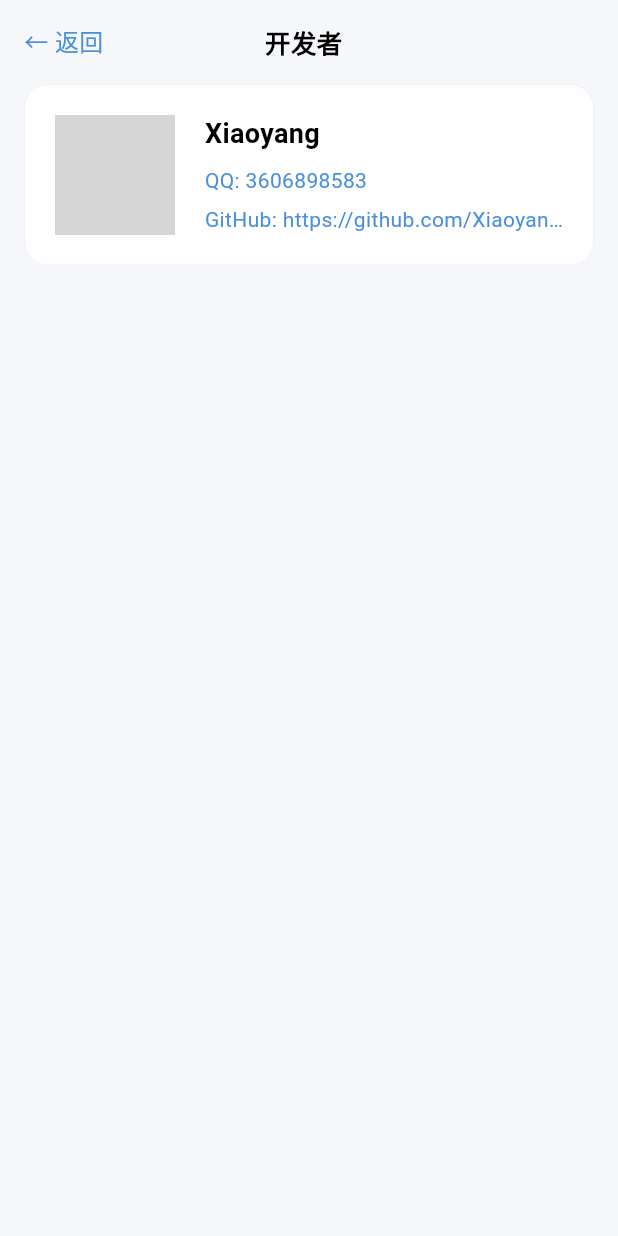
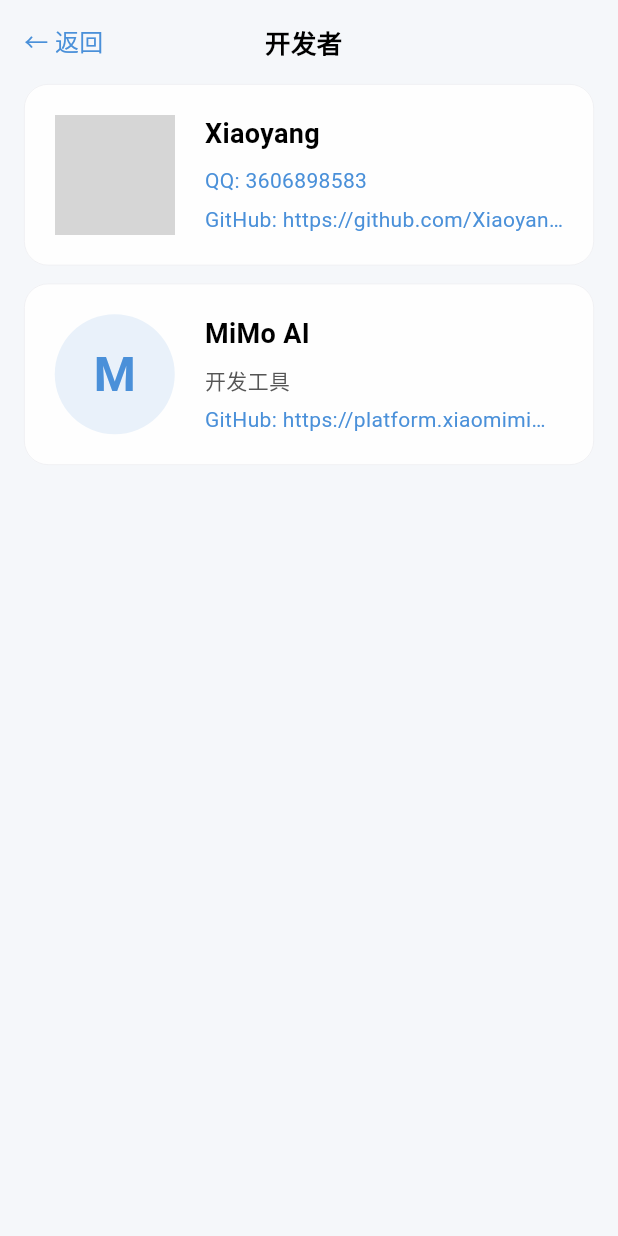
Before and after one commit to Xiaoyang2233/personal-bill-app, a Flutter app: the DeveloperScreen screen opened directly, on a phone screen of 412 x 824 dp. Run offline on Flutter 3.47's test engine with Material 3 defaults, Android fonts, the phone set to English and light mode, and no system bars; our stand-ins replace csv, file_picker, fl_chart, image_picker, share_plus, shared_preferences and 1 more; missing offline and left inert: excel; accounts and stored records are empty; grey boxes are pictures that could not be loaded.

Commit message:
release: v1.1.5 全面优化页面流畅度，开发者页面新增MiMo AI条目

```diff
--- a/lib/screens/data_screen.dart
+++ b/lib/screens/data_screen.dart
@@ -21,7 +21,7 @@
   State<DataScreen> createState() => _DataScreenState();
 }
 
-class _DataScreenState extends State<DataScreen> {
+class _DataScreenState extends State<DataScreen> with AutomaticKeepAliveClientMixin {
   final _backupService = BackupService();
   bool _encryptBackup = false;
   final _passwordController = TextEditingController();
@@ -33,6 +33,9 @@
   String _autoBackupPeriod = 'weekly';
   int? _loadedLedgerId;
   String _nextBackupCountdown = '';
+
+  @override
+  bool get wantKeepAlive => true;
 
   @override
   void initState() {
@@ -385,6 +388,7 @@
 
   @override
   Widget build(BuildContext context) {
+    super.build(context);
     final theme = context.watch<ThemeProvider>();
     final billProvider = context.watch<BillProvider>();
     final topSafe = MediaQuery.of(context).padding.top;
--- a/lib/screens/developer_screen.dart
+++ b/lib/screens/developer_screen.dart
@@ -38,7 +38,7 @@
               ),
             ),
 
-            // Developer Card
+            // Developer Card - Xiaoyang
             GlassContainer(
               padding: const EdgeInsets.all(20),
               child: Row(
@@ -103,6 +103,61 @@
                 ],
               ),
             ),
+
+            const SizedBox(height: 12),
+
+            // Developer Card - MiMo AI
+            GlassContainer(
+              padding: const EdgeInsets.all(20),
+              child: Row(
+                children: [
+                  // Avatar placeholder
+                  Container(
+                    width: 80,
+                    height: 80,
+                    decoration: BoxDecoration(
+                      color: theme.primaryColor.withAlpha(30),
+                      shape: BoxShape.circle,
+                    ),
+                    child: Center(
+                      child: Text('M', style: TextStyle(
+                        fontSize: 32, fontWeight: FontWeight.w700,
+                        color: theme.primaryColor)),
+                    ),
+                  ),
+                  const SizedBox(width: 20),
+                  // Info
+                  Expanded(
+                    child: Column(
+                      crossAxisAlignment: CrossAxisAlignment.start,
+                      children: [
+                        Text('MiMo AI', style: TextStyle(
+                          fontSize: 18, fontWeight: FontWeight.w600, color: theme.textColor)),
+                        const SizedBox(height: 8),
+                        Text('开发工具', style: TextStyle(
+                          fontSize: 14, color: theme.textSecondaryColor)),
+                        const SizedBox(height: 6),
+                        GestureDetector(
+                          onTap: () {
+                            Clipboard.setData(const ClipboardData(
+                              text: 'https://platform.xiaomimimo.com'));
+                            ScaffoldMessenger.of(context).showSnackBar(
+                              const SnackBar(content: Text('MiMo平台地址已复制到剪贴板'),
+                                duration: Duration(seconds: 2)),
+                            );
+                          },
+                          child: Text(
+                            'GitHub: https://platform.xiaomimimo.com',
+                            style: TextStyle(fontSize: 14, color: theme.primaryColor),
+                            overflow: TextOverflow.ellipsis,
+                          ),
+                        ),
+                      ],
+                    ),
+                  ),
+                ],
+              ),
+            ),
           ],
         ),
       ),
--- a/lib/screens/history_screen.dart
+++ b/lib/screens/history_screen.dart
@@ -18,7 +18,7 @@
   State<HistoryScreen> createState() => _HistoryScreenState();
 }
 
-class _HistoryScreenState extends State<HistoryScreen> {
+class _HistoryScreenState extends State<HistoryScreen> with AutomaticKeepAliveClientMixin {
   String _filterType = 'all';
   String _dateRange = 'week';
   String _filterCategory = 'all';
@@ -26,6 +26,9 @@
   final _searchController = TextEditingController();
   final _categoryService = CategoryService();
   DateTime? _selectedDate;
+
+  @override
+  bool get wantKeepAlive => true;
 
   @override
   void dispose() {
@@ -81,6 +84,7 @@
 
   @override
   Widget build(BuildContext context) {
+    super.build(context);
     final theme = context.watch<ThemeProvider>();
     final billProvider = context.watch<BillProvider>();
     final topSafe = MediaQuery.of(context).padding.top;
--- a/lib/widgets/category_bar_chart.dart
+++ b/lib/widgets/category_bar_chart.dart
@@ -29,7 +29,8 @@
       ..sort((a, b) => b.total.compareTo(a.total));
     final display = sorted.take(8).toList();
 
-    return GlassContainer(
+    return RepaintBoundary(
+      child: GlassContainer(
         padding: const EdgeInsets.all(16),
         child: Column(
           children: [
@@ -113,6 +114,7 @@
             }),
           ],
         ),
+      ),
     );
   }
 }
--- a/lib/widgets/category_pie_chart.dart
+++ b/lib/widgets/category_pie_chart.dart
@@ -28,7 +28,8 @@
 
     final chartData = data.take(8).toList();
 
-    return GlassContainer(
+    return RepaintBoundary(
+      child: GlassContainer(
         padding: const EdgeInsets.all(16),
         child: Column(
           children: [
@@ -45,7 +46,7 @@
                       value: d.total,
                       title: '${d.percentage.toStringAsFixed(0)}%',
                       color: color,
-                    titleStyle: TextStyle(fontSize: 10, fontWeight: FontWeight.bold, color: Colors.white),
+                      titleStyle: const TextStyle(fontSize: 10, fontWeight: FontWeight.bold, color: Colors.white),
                       radius: 60,
                     );
                   }).toList(),
@@ -79,6 +80,7 @@
             }),
           ],
         ),
+      ),
     );
   }
 }
--- a/pubspec.yaml
+++ b/pubspec.yaml
@@ -1,7 +1,7 @@
 name: finance_app
 description: 个人账单记账APP - 纯离线Flutter应用
 publish_to: 'none'
-version: 1.1.4+6
+version: 1.1.5+7
 
 environment:
   sdk: '>=3.2.0 <4.0.0'
```
Also changed, not shown: lib/main.dart (+2 -14 lines), lib/screens/home_screen.dart (+15 -4 lines), lib/screens/settings_screen.dart (+5 -2 lines), lib/widgets/trend_line_chart.dart (+7 -4 lines). Lines whose indentation alone changed are shown as unchanged.
